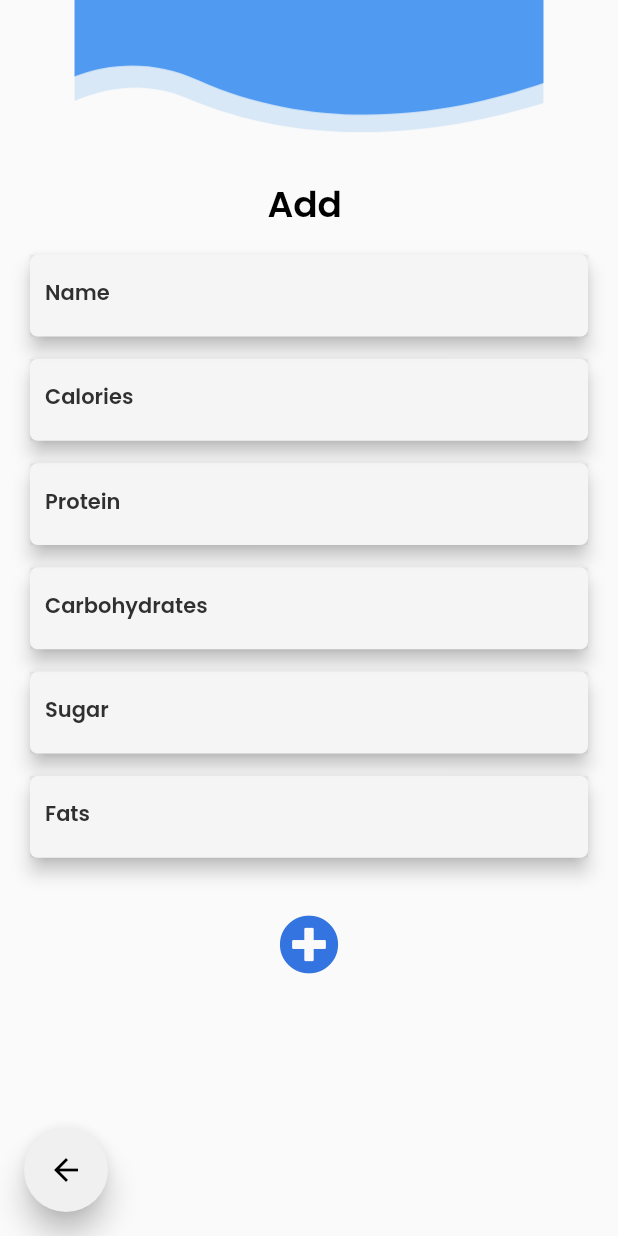
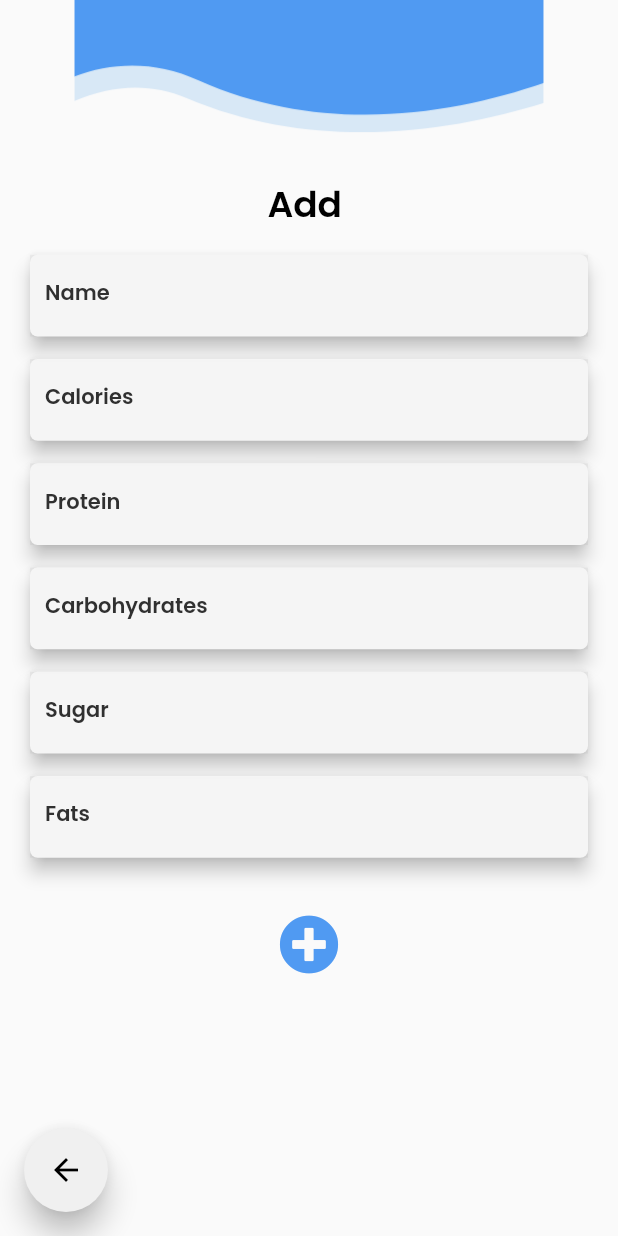
Before and after one commit to OstapFilipenko/Foody, a Flutter app: the ProductAddPage screen opened directly, on a phone screen of 412 x 824 dp. Run offline on Flutter 3.47's test engine with Material 2 defaults, Android fonts, the phone set to English and light mode, and no system bars; our stand-ins replace auto_size_text, built_collection, built_value, cloud_firestore, firebase_core, flutter_svg_provider and 7 more; missing offline and left inert: scan; accounts and stored records are empty; generated files the repository leaves out were written again; statements that could not run were skipped.

Commit message:
changed the primary color

```diff
--- a/lib/flutter_flow/flutter_flow_theme.dart
+++ b/lib/flutter_flow/flutter_flow_theme.dart
@@ -3,7 +3,7 @@ import 'package:google_fonts/google_fonts.dart';
 
 // ignore: avoid_classes_with_only_static_members
 class FlutterFlowTheme {
-  static const Color primaryColor = Color(0xFF3474E0);
+  static const Color primaryColor = Color(0xFF509AF2);
   static const Color secondaryColor = Color(0xFFEE8B60);
   static const Color tertiaryColor = Color(0xFFFFFFFF);
 
--- a/lib/home_page/home_page_widget.dart
+++ b/lib/home_page/home_page_widget.dart
@@ -301,7 +301,7 @@ class _HomePageWidgetState extends State<HomePageWidget>
                                 mainAxisSize: MainAxisSize.max,
                                 children: [
                                   PieStatistic(
-                                      color: Color(0xFF509AF2),
+                                      color: FlutterFlowTheme.primaryColor,
                                       statValueDisplay: statisticsByDay
                                               .containsKey(currentDay)
                                           ? (statisticsByDay[currentDay]
```
